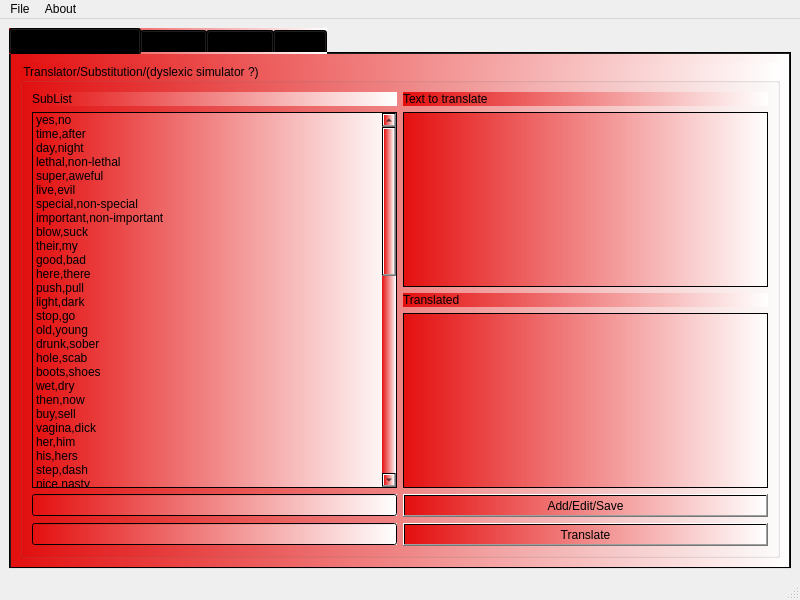
This is mainwindow.ui in netpipe/RightHand as Qt 5 draws it before an edit. The edited form follows.
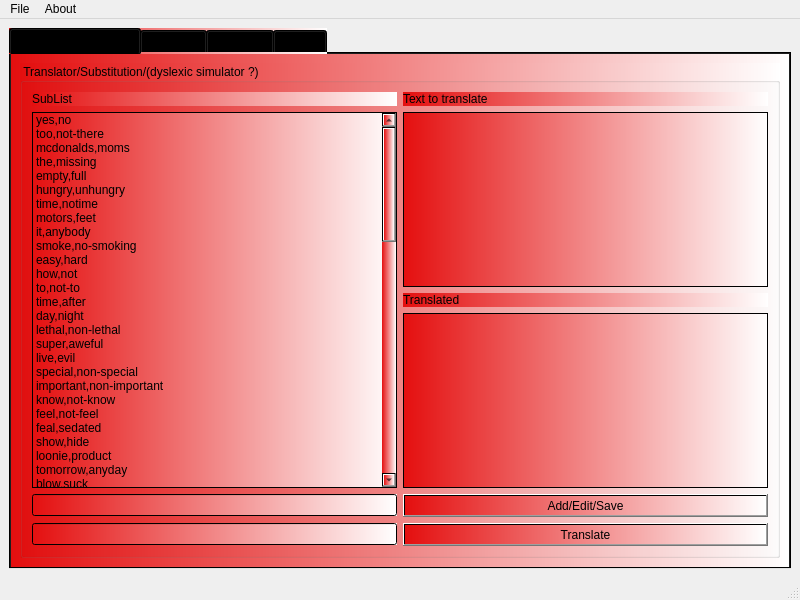
This is the edited form.

```diff
--- a/mainwindow.ui
+++ b/mainwindow.ui
@@ -51,6 +51,66 @@
                <string>yes,no</string>
               </property>
              </item>
+             <item>
+              <property name="text">
+               <string>too,not-there</string>
+              </property>
+             </item>
+             <item>
+              <property name="text">
+               <string>mcdonalds,moms</string>
+              </property>
+             </item>
+             <item>
+              <property name="text">
+               <string>the,missing</string>
+              </property>
+             </item>
+             <item>
+              <property name="text">
+               <string>empty,full</string>
+              </property>
+             </item>
+             <item>
+              <property name="text">
+               <string>hungry,unhungry</string>
+              </property>
+             </item>
+             <item>
+              <property name="text">
+               <string>time,notime</string>
+              </property>
+             </item>
+             <item>
+              <property name="text">
+               <string>motors,feet</string>
+              </property>
+             </item>
+             <item>
+              <property name="text">
+               <string>it,anybody</string>
+              </property>
+             </item>
+             <item>
+              <property name="text">
+               <string>smoke,no-smoking</string>
+              </property>
+             </item>
+             <item>
+              <property name="text">
+               <string>easy,hard</string>
+              </property>
+             </item>
+             <item>
+              <property name="text">
+               <string>how,not</string>
+              </property>
+             </item>
+             <item>
+              <property name="text">
+               <string>to,not-to</string>
+              </property>
+             </item>
              <item>
               <property name="text">
                <string>time,after</string>
@@ -86,6 +146,36 @@
                <string>important,non-important</string>
               </property>
              </item>
+             <item>
+              <property name="text">
+               <string>know,not-know</string>
+              </property>
+             </item>
+             <item>
+              <property name="text">
+               <string>feel,not-feel</string>
+              </property>
+             </item>
+             <item>
+              <property name="text">
+               <string>feal,sedated</string>
+              </property>
+             </item>
+             <item>
+              <property name="text">
+               <string>show,hide</string>
+              </property>
+             </item>
+             <item>
+              <property name="text">
+               <string>loonie,product</string>
+              </property>
+             </item>
+             <item>
+              <property name="text">
+               <string>tomorrow,anyday</string>
+              </property>
+             </item>
              <item>
               <property name="text">
                <string>blow,suck</string>
```
